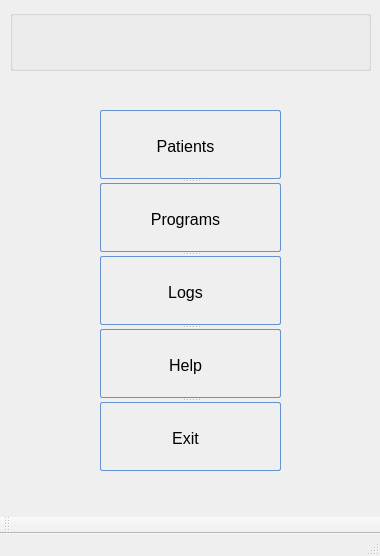
Old version of the form POML060_v1/stageonemain.ui in the repository viniltc/POML060.
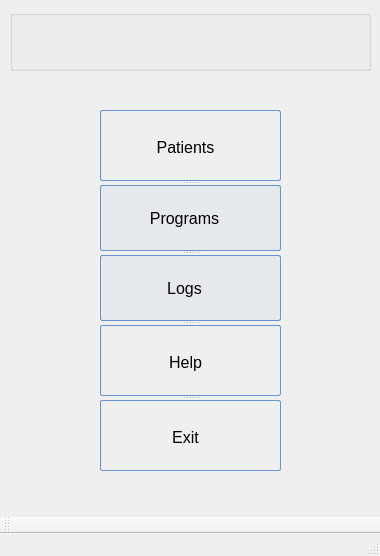
New version of the form. Custom widgets are drawn as their Qt base class.

```diff
--- a/POML060_v1/stageonemain.ui
+++ b/POML060_v1/stageonemain.ui
@@ -121,6 +121,9 @@
      </property>
     </widget>
     <widget class="QPushButton" name="pushButton_programs">
+     <property name="enabled">
+      <bool>false</bool>
+     </property>
      <property name="styleSheet">
       <string notr="true">QPushButton:hover{
         background: qlineargradient(x1 : 0, y1 : 0, x2 : 0, y2 :   1, stop :   0.0 #ffd9aa,
@@ -168,6 +171,9 @@
      </property>
     </widget>
     <widget class="QPushButton" name="pushButton_logs">
+     <property name="enabled">
+      <bool>false</bool>
+     </property>
      <property name="styleSheet">
       <string notr="true">QPushButton:hover{
         background: qlineargradient(x1 : 0, y1 : 0, x2 : 0, y2 :   1, stop :   0.0 #ffd9aa,
@@ -215,6 +221,9 @@
      </property>
     </widget>
     <widget class="QPushButton" name="pushButton_help">
+     <property name="enabled">
+      <bool>true</bool>
+     </property>
      <property name="styleSheet">
       <string notr="true">QPushButton:hover{
         background: qlineargradient(x1 : 0, y1 : 0, x2 : 0, y2 :   1, stop :   0.0 #ffd9aa,
@@ -262,6 +271,9 @@
      </property>
     </widget>
     <widget class="QPushButton" name="pushButton_exit">
+     <property name="enabled">
+      <bool>true</bool>
+     </property>
      <property name="styleSheet">
       <string notr="true">QPushButton:hover{
         background: qlineargradient(x1 : 0, y1 : 0, x2 : 0, y2 :   1, stop :   0.0 #ffd9aa,
```
Left out of the diff: 3 changed lines with no effect on the pictures.
